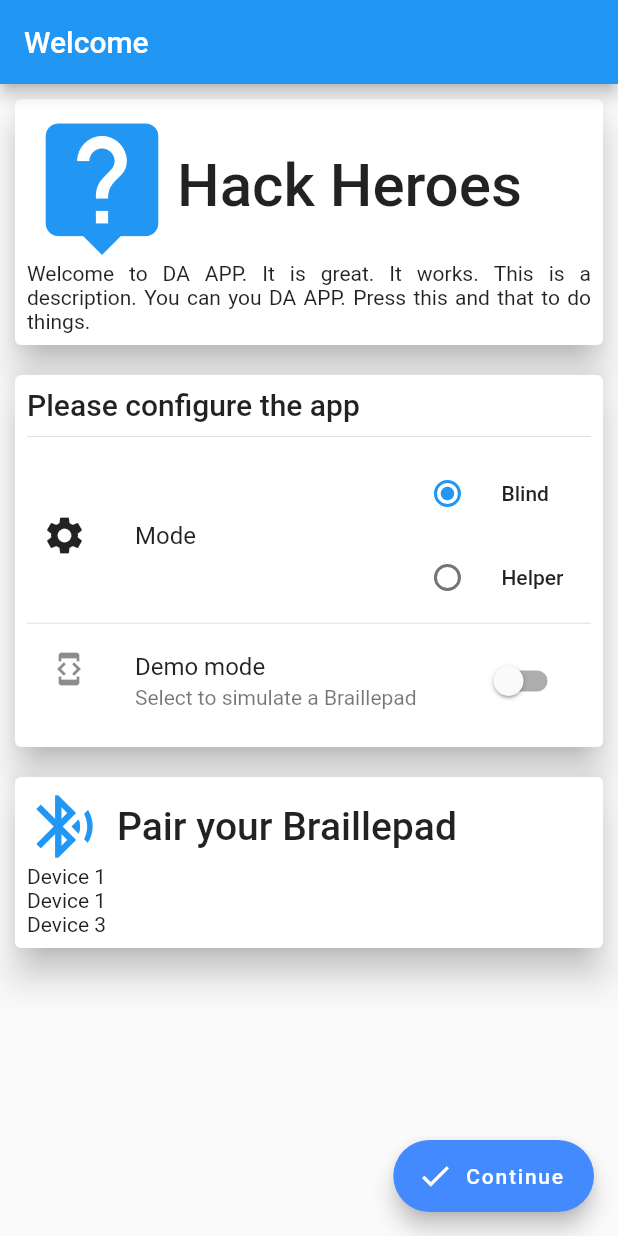
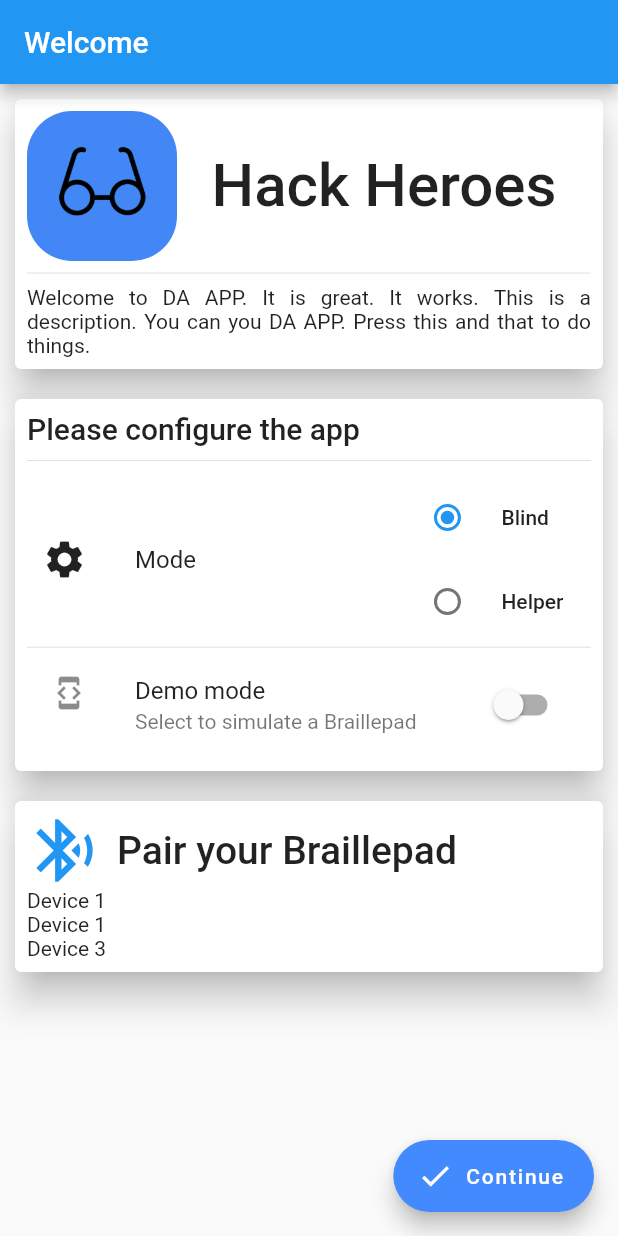
Before and after one commit to Carbon225/hack-heroes-2019-mobile, a Flutter app: the screen it shows after launch, on a phone screen of 412 x 824 dp. Run offline on Flutter 3.47's test engine with Material 2 defaults, Android fonts, the phone set to English and light mode, and no system bars; our stand-ins replace camera, firebase_messaging, permission_handler, shared_preferences; accounts and stored records are empty.

Commit message:
Cosmetics and fixes

```diff
--- a/lib/ui/configurator_screen.dart
+++ b/lib/ui/configurator_screen.dart
@@ -17,15 +17,28 @@ class ConfiguratorScreen extends StatefulWidget {
           children: <Widget>[
             Row(
               children: <Widget>[
-                const Icon(Icons.live_help,
-                  color: Colors.blue,
-                  size: 100,
+                DecoratedBox(
+                  decoration: const ShapeDecoration(
+                    color: const Color(0xff4287f5),
+                    shape: const RoundedRectangleBorder(
+                      borderRadius: const BorderRadius.all(const Radius.circular(30)),
+                    ),
+                  ),
+                  child: Image.asset('assets/icon/glasses.png',
+                    width: 100,
+                  ),
                 ),
-                Text('Hack Heroes',
-                  style: Theme.of(context).textTheme.title.apply(fontSizeFactor: 2),
-                )
+                Expanded(
+                  child: Align(
+                    alignment: Alignment.center,
+                    child: Text('Hack Heroes',
+                      style: Theme.of(context).textTheme.title.apply(fontSizeFactor: 2),
+                    ),
+                  ),
+                ),
               ],
             ),
+            const Divider(),
             Text('Welcome to DA APP. It is great. It works. This is a description. You can you DA APP. Press this and that to do things.',
               textAlign: TextAlign.justify,
               style: Theme.of(context).textTheme.body1,
--- a/lib/ui/keyboard_log.dart
+++ b/lib/ui/keyboard_log.dart
@@ -25,7 +25,7 @@ class KeyboardLogState extends State<KeyboardLog> with SingleTickerProviderState
           _text = '';
         }
         else {
-          _text = _text.substring(0, _text.length - 2);
+          _text = _text.substring(0, _text.length - 1);
         }
         c = '';
       }
```
